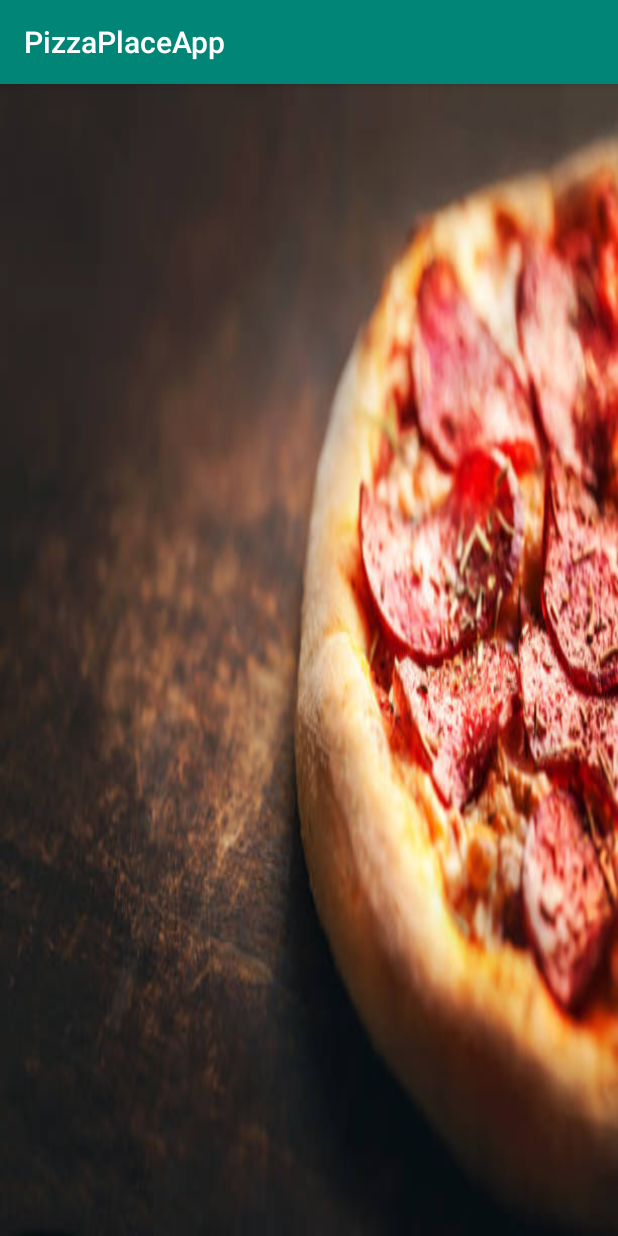
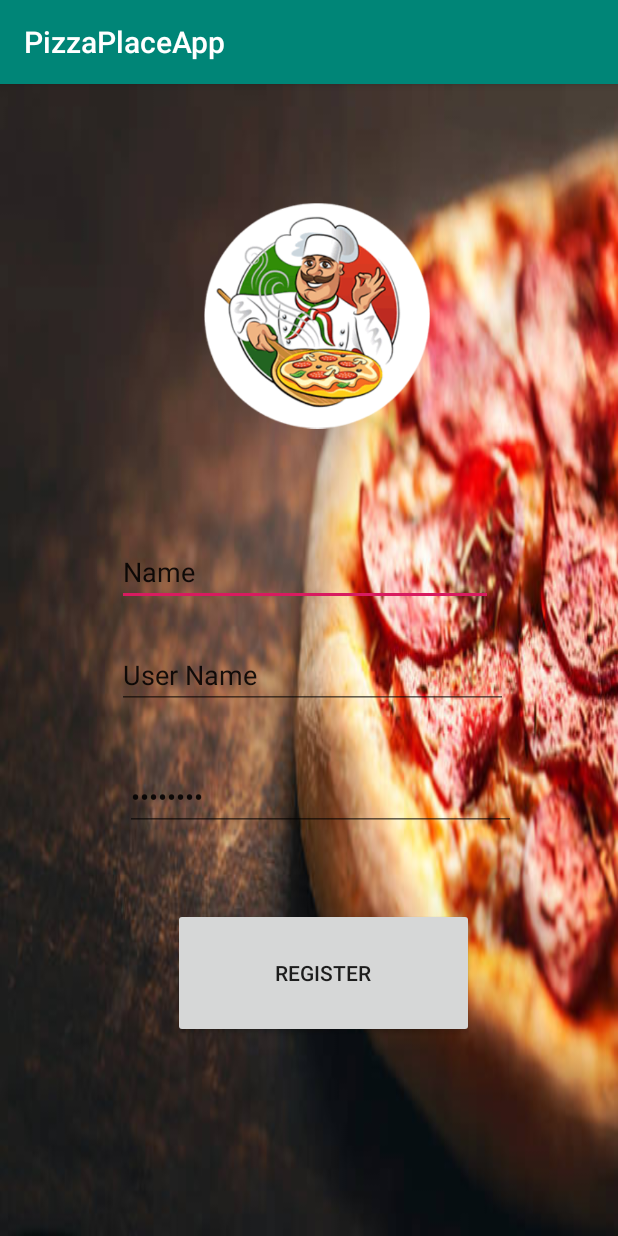
Before and after one commit to umaa1/PizzaPlaceApp, an Android app: the screen it shows after launch (MainActivity), on a phone screen of 412 x 824 dp. Run offline under Robolectric (Android 15) with nearby library versions, the phone set to English and light mode, and no system bars.

Commit message:
First Screen Designing

```diff
--- a/app/src/main/res/layout/activity_main.xml
+++ b/app/src/main/res/layout/activity_main.xml
@@ -5,4 +5,97 @@
     android:layout_width="match_parent"
     android:layout_height="match_parent"
     android:background="@drawable/pizza"
-    tools:context=".MainActivity"/>
+    tools:context=".MainActivity">
+
+    <ImageView
+        android:id="@+id/imageView"
+        android:layout_width="150dp"
+        android:layout_height="160dp"
+        android:layout_alignParentStart="true"
+        android:layout_alignParentLeft="true"
+        android:layout_alignParentTop="true"
+        android:layout_alignParentEnd="true"
+        android:layout_alignParentRight="true"
+        android:layout_alignParentBottom="true"
+        android:layout_marginStart="136dp"
+        android:layout_marginLeft="136dp"
+        android:layout_marginTop="56dp"
+        android:layout_marginEnd="125dp"
+        android:layout_marginRight="125dp"
+        android:layout_marginBottom="515dp"
+        app:srcCompat="@drawable/logo" />
+
+    <EditText
+        android:id="@+id/editText"
+        android:layout_width="260dp"
+        android:layout_height="45dp"
+        android:layout_alignParentStart="true"
+        android:layout_alignParentLeft="true"
+        android:layout_alignParentEnd="true"
+        android:layout_alignParentRight="true"
+        android:layout_alignParentBottom="true"
+        android:layout_marginStart="78dp"
+        android:layout_marginLeft="75dp"
+        android:layout_marginTop="400dp"
+        android:layout_marginEnd="83dp"
+        android:layout_marginRight="75dp"
+        android:layout_marginBottom="420dp"
+        android:ems="10"
+        android:inputType="textPersonName"
+        android:text="Name" />
+
+    <EditText
+        android:id="@+id/editText2"
+        android:layout_width="260dp"
+        android:layout_height="45dp"
+        android:layout_alignParentStart="true"
+        android:layout_alignParentLeft="true"
+        android:layout_alignParentEnd="true"
+        android:layout_alignParentRight="true"
+        android:layout_alignParentBottom="true"
+        android:layout_marginStart="78dp"
+        android:layout_marginLeft="78dp"
+        android:layout_marginEnd="73dp"
+        android:layout_marginRight="73dp"
+        android:layout_marginBottom="351dp"
+        android:ems="10"
+        android:inputType="textPersonName"
+        android:text="User Name" />
+
+    <EditText
+        android:id="@+id/editText3"
+        android:layout_width="260dp"
+        android:layout_height="45dp"
+        android:layout_alignParentStart="true"
+        android:layout_alignParentLeft="true"
+        android:layout_alignParentEnd="true"
+        android:layout_alignParentRight="true"
+        android:layout_alignParentBottom="true"
+        android:layout_marginStart="83dp"
+        android:layout_marginLeft="83dp"
+        android:layout_marginEnd="68dp"
+        android:layout_marginRight="68dp"
+        android:layout_marginBottom="270dp"
+        android:ems="10"
+        android:inputType="textPassword"
+        android:text="Password" />
+
+    <Button
+        android:id="@+id/button"
+        android:layout_width="200dp"
+        android:layout_height="50dp"
+        android:layout_alignParentStart="true"
+        android:layout_alignParentLeft="true"
+        android:layout_alignParentTop="true"
+        android:layout_alignParentEnd="true"
+        android:layout_alignParentRight="true"
+        android:layout_alignParentBottom="true"
+        android:layout_marginStart="115dp"
+        android:layout_marginLeft="115dp"
+        android:layout_marginTop="549dp"
+        android:layout_marginEnd="96dp"
+        android:layout_marginRight="96dp"
+        android:layout_marginBottom="132dp"
+        android:text="Register"
+        tools:textSize="14sp" />
+</RelativeLayout>
```
